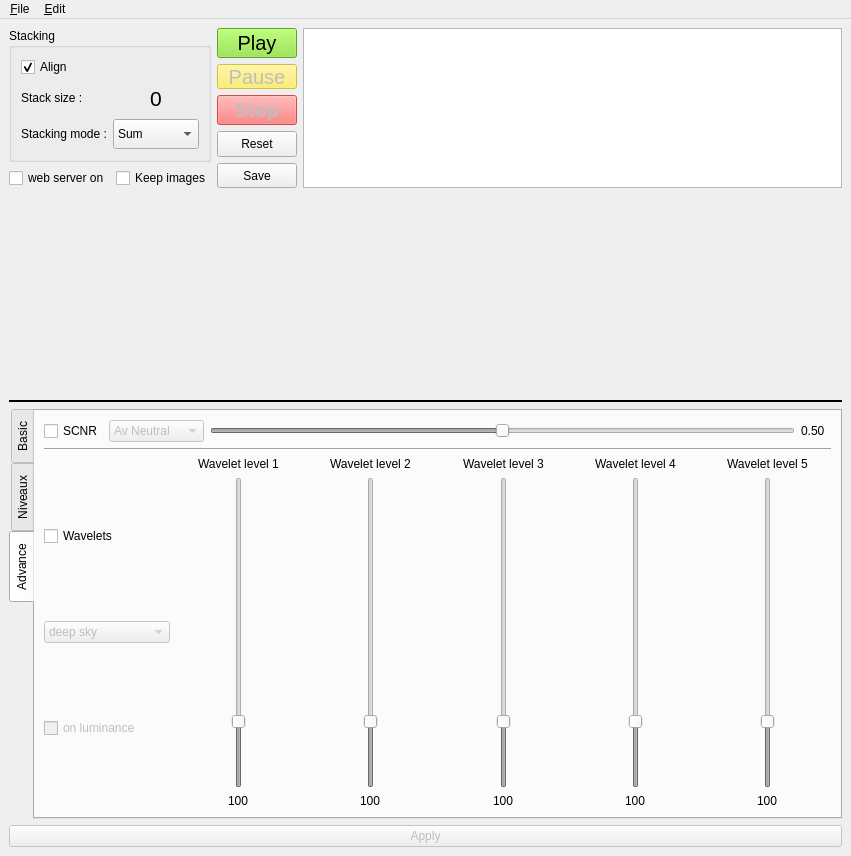
Qt form alsui.ui (gehelem/als) before a commit.
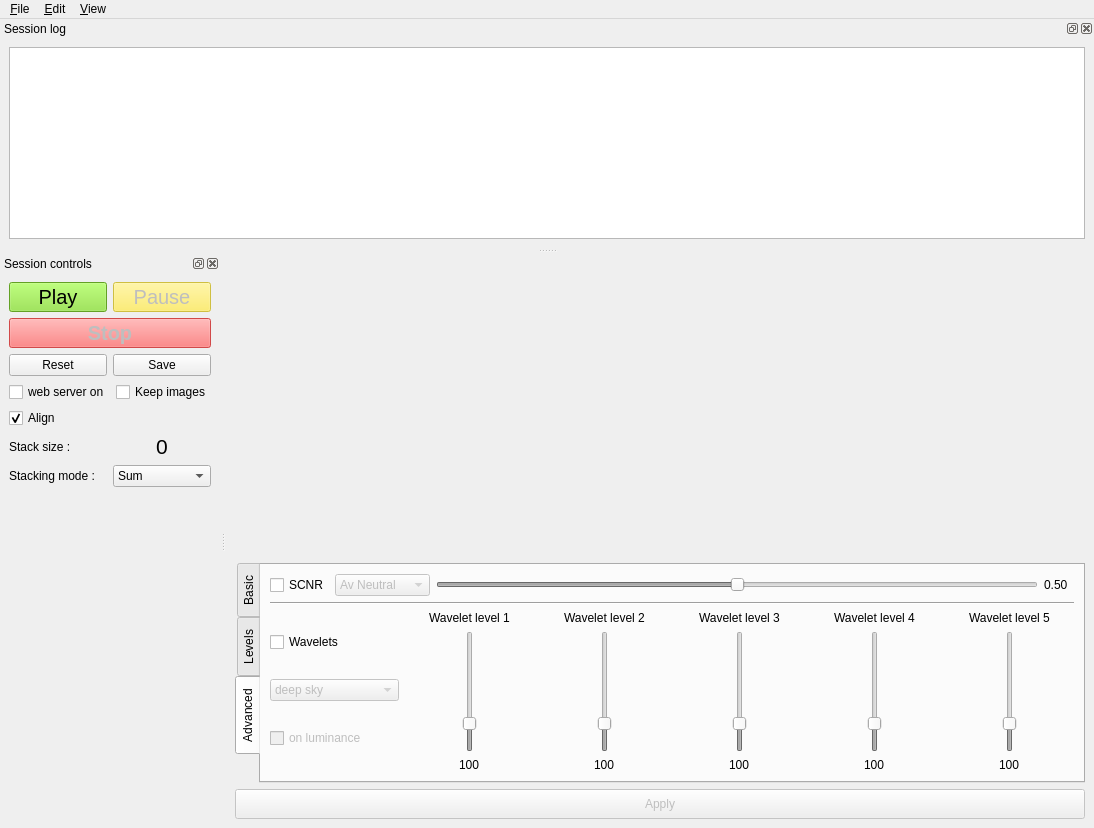
The same form after that commit. The open tabs and pages were chosen to show the change. Icons and pictures are not drawn.

Commit message:
Improve GUI so image is shown bigger
Fixes #34

The edit to the form file:
```diff
--- a/alsui.ui
+++ b/alsui.ui
@@ -6,8 +6,8 @@
    <rect>
     <x>0</x>
     <y>0</y>
-    <width>851</width>
-    <height>856</height>
+    <width>1094</width>
+    <height>828</height>
    </rect>
   </property>
   <property name="minimumSize">
@@ -20,264 +20,9 @@
    <string>Astro Live Stacker</string>
   </property>
   <widget class="QWidget" name="centralwidget">
-   <layout class="QVBoxLayout" name="verticalLayout_13">
-    <item>
-     <layout class="QHBoxLayout" name="horizontalLayout_14">
-      <item>
-       <layout class="QVBoxLayout" name="verticalLayout_12">
-        <item>
-         <widget class="QGroupBox" name="groupBox">
-          <property name="title">
-           <string>Stacking</string>
-          </property>
-          <layout class="QVBoxLayout" name="verticalLayout_11">
-           <item>
-            <widget class="QCheckBox" name="cbAlign">
-             <property name="maximumSize">
-              <size>
-               <width>150</width>
-               <height>20</height>
-              </size>
-             </property>
-             <property name="layoutDirection">
-              <enum>Qt::LeftToRight</enum>
-             </property>
-             <property name="text">
-              <string>Align</string>
-             </property>
-             <property name="checked">
-              <bool>true</bool>
-             </property>
-            </widget>
-           </item>
-           <item>
-            <layout class="QHBoxLayout" name="horizontalLayout_2">
-             <item>
-              <widget class="QLabel" name="label_4">
-               <property name="text">
-                <string>Stack size :</string>
-               </property>
-              </widget>
-             </item>
-             <item>
-              <widget class="QLabel" name="cnt">
-               <property name="maximumSize">
-                <size>
-                 <width>16777215</width>
-                 <height>30</height>
-                </size>
-               </property>
-               <property name="font">
-                <font>
-                 <pointsize>16</pointsize>
-                </font>
-               </property>
-               <property name="text">
-                <string>0</string>
-               </property>
-               <property name="alignment">
-                <set>Qt::AlignCenter</set>
-               </property>
-              </widget>
-             </item>
-            </layout>
-           </item>
-           <item>
-            <layout class="QHBoxLayout" name="horizontalLayout_11">
-             <item>
-              <widget class="QLabel" name="label_10">
-               <property name="text">
-                <string>Stacking mode :</string>
-               </property>
-              </widget>
-             </item>
-             <item>
-              <widget class="QComboBox" name="cmMode">
-               <property name="maximumSize">
-                <size>
-                 <width>16777215</width>
-                 <height>30</height>
-                </size>
-               </property>
-               <item>
-                <property name="text">
-                 <string>Sum</string>
-                </property>
-               </item>
-               <item>
-                <property name="text">
-                 <string>Mean</string>
-                </property>
-               </item>
-              </widget>
-             </item>
-            </layout>
-           </item>
-          </layout>
-         </widget>
-        </item>
-        <item>
-         <layout class="QHBoxLayout" name="horizontalLayout_12">
-          <item>
-           <widget class="QCheckBox" name="cbWww">
-            <property name="enabled">
-             <bool>true</bool>
-            </property>
-            <property name="maximumSize">
-             <size>
-              <width>16777215</width>
-              <height>20</height>
-             </size>
-            </property>
-            <property name="text">
-             <string>web server on</string>
-            </property>
-           </widget>
-          </item>
-          <item>
-           <widget class="QCheckBox" name="cbKeep">
-            <property name="maximumSize">
-             <size>
-              <width>16777215</width>
-              <height>20</height>
-             </size>
-            </property>
-            <property name="text">
-             <string>Keep images</string>
-            </property>
-           </widget>
-          </item>
-         </layout>
-        </item>
-       </layout>
-      </item>
-      <item>
-       <layout class="QHBoxLayout" name="horizontalLayout">
-        <item>
-         <layout class="QVBoxLayout" name="verticalLayout">
-          <item>
-           <widget class="QPushButton" name="pbPlay">
-            <property name="maximumSize">
-             <size>
-              <width>16777215</width>
-              <height>30</height>
-             </size>
-            </property>
-            <property name="font">
-             <font>
-              <pointsize>15</pointsize>
-             </font>
-            </property>
-            <property name="styleSheet">
-             <string notr="true">background-color: rgb(138, 226, 52)</string>
-            </property>
-            <property name="text">
-             <string>Play</string>
-            </property>
-           </widget>
-          </item>
-          <item>
-           <widget class="QPushButton" name="pbPause">
-            <property name="enabled">
-             <bool>false</bool>
-            </property>
-            <property name="maximumSize">
-             <size>
-              <width>16777215</width>
-              <height>25</height>
-             </size>
-            </property>
-            <property name="font">
-             <font>
-              <pointsize>15</pointsize>
-             </font>
-            </property>
-            <property name="styleSheet">
-             <string notr="true">background-color: rgb(252, 233, 79)</string>
-            </property>
-            <property name="text">
-             <string>Pause</string>
-            </property>
-           </widget>
-          </item>
-          <item>
-           <widget class="QPushButton" name="pbStop">
-            <property name="enabled">
-             <bool>false</bool>
-            </property>
-            <property name="maximumSize">
-             <size>
-              <width>16777215</width>
-              <height>30</height>
-             </size>
-            </property>
-            <property name="font">
-             <font>
-              <pointsize>15</pointsize>
-              <weight>75</weight>
-              <bold>true</bold>
-              <underline>false</underline>
-             </font>
-            </property>
-            <property name="toolTip">
-             <string/>
-            </property>
-            <property name="styleSheet">
-             <string notr="true">background-color: rgb(255, 89, 89)</string>
-            </property>
-            <property name="text">
-             <string>Stop</string>
-            </property>
-           </widget>
-          </item>
-          <item>
-           <widget class="QPushButton" name="pbReset">
-            <property name="maximumSize">
-             <size>
-              <width>16777215</width>
-              <height>30</height>
-             </size>
-            </property>
-            <property name="text">
-             <string>Reset</string>
-            </property>
-           </widget>
-          </item>
-          <item>
-           <widget class="QPushButton" name="pbSave">
-            <property name="maximumSize">
-             <size>
-              <width>16777215</width>
-              <height>30</height>
-             </size>
-            </property>
-            <property name="text">
-             <string>Save</string>
-            </property>
-           </widget>
-          </item>
-         </layout>
-        </item>
-        <item>
-         <widget class="QTextBrowser" name="log">
-          <property name="minimumSize">
-           <size>
-            <width>300</width>
-            <height>120</height>
-           </size>
-          </property>
-          <property name="maximumSize">
-           <size>
-            <width>65535</width>
-            <height>160</height>
-           </size>
-          </property>
-         </widget>
-        </item>
-       </layout>
-      </item>
-     </layout>
-    </item>
+   <layout class="QGridLayout" name="gridLayout_3">
+    <item row="0" column="0">
+     <layout class="QVBoxLayout" name="verticalLayout_15">
     <item>
      <widget class="QLabel" name="image_stack">
       <property name="minimumSize">
@@ -300,19 +45,6 @@
       </property>
      </widget>
     </item>
-    <item>
-     <widget class="Line" name="line">
-      <property name="frameShadow">
-       <enum>QFrame::Plain</enum>
-      </property>
-      <property name="lineWidth">
-       <number>2</number>
-      </property>
-      <property name="orientation">
-       <enum>Qt::Horizontal</enum>
-      </property>
-     </widget>
-    </item>
     <item>
      <widget class="QTabWidget" name="postprocess_widget">
       <property name="minimumSize">
@@ -321,6 +53,12 @@
         <height>220</height>
        </size>
       </property>
+        <property name="maximumSize">
+         <size>
+          <width>16777215</width>
+          <height>220</height>
+         </size>
+        </property>
       <property name="tabPosition">
        <enum>QTabWidget::West</enum>
       </property>
@@ -467,7 +205,7 @@
       </widget>
       <widget class="QWidget" name="Niveaux">
        <attribute name="title">
-        <string>Niveaux</string>
+          <string>Levels</string>
        </attribute>
        <layout class="QHBoxLayout" name="horizontalLayout_10">
         <item>
@@ -849,7 +587,7 @@
       </widget>
       <widget class="QWidget" name="Advance">
        <attribute name="title">
-        <string>Advance</string>
+          <string>Advanced</string>
        </attribute>
        <layout class="QVBoxLayout" name="verticalLayout_6">
         <item>
@@ -1198,13 +936,15 @@
      </widget>
     </item>
    </layout>
+    </item>
+   </layout>
   </widget>
   <widget class="QMenuBar" name="menuBar">
    <property name="geometry">
     <rect>
      <x>0</x>
      <y>0</y>
-     <width>851</width>
+     <width>1094</width>
      <height>25</height>
     </rect>
    </property>
@@ -1220,8 +960,313 @@
     </property>
     <addaction name="action_prefs"/>
    </widget>
+   <widget class="QMenu" name="menuView">
+    <property name="title">
+     <string>&amp;View</string>
+    </property>
+    <addaction name="action_show_session_controls"/>
+    <addaction name="action_show_session_log"/>
+   </widget>
    <addaction name="menu_File"/>
    <addaction name="menu_Edit"/>
+   <addaction name="menuView"/>
+  </widget>
+  <widget class="QDockWidget" name="session_dock">
+   <property name="windowTitle">
+    <string>Session controls</string>
+   </property>
+   <attribute name="dockWidgetArea">
+    <number>1</number>
+   </attribute>
+   <widget class="QWidget" name="dockWidgetContents">
+    <layout class="QVBoxLayout" name="verticalLayout_11">
+     <item>
+      <layout class="QVBoxLayout" name="verticalLayout">
+       <item>
+        <layout class="QHBoxLayout" name="horizontalLayout">
+         <item>
+          <widget class="QPushButton" name="pbPlay">
+           <property name="maximumSize">
+            <size>
+             <width>16777215</width>
+             <height>30</height>
+            </size>
+           </property>
+           <property name="font">
+            <font>
+             <pointsize>15</pointsize>
+            </font>
+           </property>
+           <property name="styleSheet">
+            <string notr="true">background-color: rgb(138, 226, 52)</string>
+           </property>
+           <property name="text">
+            <string>Play</string>
+           </property>
+          </widget>
+         </item>
+         <item>
+          <widget class="QPushButton" name="pbPause">
+           <property name="enabled">
+            <bool>false</bool>
+           </property>
+           <property name="maximumSize">
+            <size>
+             <width>16777215</width>
+             <height>30</height>
+            </size>
+           </property>
+           <property name="font">
+            <font>
+             <pointsize>15</pointsize>
+            </font>
+           </property>
+           <property name="styleSheet">
+            <string notr="true">background-color: rgb(252, 233, 79)</string>
+           </property>
+           <property name="text">
+            <string>Pause</string>
+           </property>
+          </widget>
+         </item>
+        </layout>
+       </item>
+       <item>
+        <layout class="QHBoxLayout" name="horizontalLayout_14">
+         <item>
+          <widget class="QPushButton" name="pbStop">
+           <property name="enabled">
+            <bool>false</bool>
+           </property>
+           <property name="maximumSize">
+            <size>
+             <width>16777215</width>
+             <height>30</height>
+            </size>
+           </property>
+           <property name="font">
+            <font>
+             <pointsize>15</pointsize>
+             <weight>75</weight>
+             <bold>true</bold>
+             <underline>false</underline>
+            </font>
+           </property>
+           <property name="toolTip">
+            <string/>
+           </property>
+           <property name="styleSheet">
+            <string notr="true">background-color: rgb(255, 89, 89)</string>
+           </property>
+           <property name="text">
+            <string>Stop</string>
+           </property>
+          </widget>
+         </item>
+        </layout>
+       </item>
+       <item>
+        <layout class="QHBoxLayout" name="horizontalLayout_16">
+         <item>
+          <widget class="QPushButton" name="pbReset">
+           <property name="maximumSize">
+            <size>
+             <width>16777215</width>
+             <height>30</height>
+            </size>
+           </property>
+           <property name="text">
+            <string>Reset</string>
+           </property>
+          </widget>
+         </item>
+         <item>
+          <widget class="QPushButton" name="pbSave">
+           <property name="maximumSize">
+            <size>
+             <width>16777215</width>
+             <height>30</height>
+            </size>
+           </property>
+           <property name="text">
+            <string>Save</string>
+           </property>
+          </widget>
+         </item>
+        </layout>
+       </item>
+      </layout>
+     </item>
+     <item>
+      <layout class="QHBoxLayout" name="horizontalLayout_12">
+       <item>
+        <widget class="QCheckBox" name="cbWww">
+         <property name="enabled">
+          <bool>true</bool>
+         </property>
+         <property name="maximumSize">
+          <size>
+           <width>16777215</width>
+           <height>20</height>
+          </size>
+         </property>
+         <property name="text">
+          <string>web server on</string>
+         </property>
+        </widget>
+       </item>
+       <item>
+        <widget class="QCheckBox" name="cbKeep">
+         <property name="maximumSize">
+          <size>
+           <width>16777215</width>
+           <height>20</height>
+          </size>
+         </property>
+         <property name="text">
+          <string>Keep images</string>
+         </property>
+        </widget>
+       </item>
+      </layout>
+     </item>
+     <item>
+      <widget class="QCheckBox" name="cbAlign">
+       <property name="maximumSize">
+        <size>
+         <width>150</width>
+         <height>20</height>
+        </size>
+       </property>
+       <property name="layoutDirection">
+        <enum>Qt::LeftToRight</enum>
+       </property>
+       <property name="text">
+        <string>Align</string>
+       </property>
+       <property name="checked">
+        <bool>true</bool>
+       </property>
+      </widget>
+     </item>
+     <item>
+      <layout class="QHBoxLayout" name="horizontalLayout_2">
+       <item>
+        <widget class="QLabel" name="label_4">
+         <property name="text">
+          <string>Stack size :</string>
+         </property>
+        </widget>
+       </item>
+       <item>
+        <widget class="QLabel" name="cnt">
+         <property name="maximumSize">
+          <size>
+           <width>16777215</width>
+           <height>30</height>
+          </size>
+         </property>
+         <property name="font">
+          <font>
+           <pointsize>16</pointsize>
+          </font>
+         </property>
+         <property name="text">
+          <string>0</string>
+         </property>
+         <property name="alignment">
+          <set>Qt::AlignCenter</set>
+         </property>
+        </widget>
+       </item>
+      </layout>
+     </item>
+     <item>
+      <layout class="QHBoxLayout" name="horizontalLayout_11">
+       <item>
+        <widget class="QLabel" name="label_10">
+         <property name="text">
+          <string>Stacking mode :</string>
+         </property>
+        </widget>
+       </item>
+       <item>
+        <widget class="QComboBox" name="cmMode">
+         <property name="maximumSize">
+          <size>
+           <width>16777215</width>
+           <height>30</height>
+          </size>
+         </property>
+         <item>
+          <property name="text">
+           <string>Sum</string>
+          </property>
+         </item>
+         <item>
+          <property name="text">
+           <string>Mean</string>
+          </property>
+         </item>
+        </widget>
+       </item>
+      </layout>
+     </item>
+     <item>
+      <spacer name="verticalSpacer">
+       <property name="orientation">
+        <enum>Qt::Vertical</enum>
+       </property>
+       <property name="sizeHint" stdset="0">
+        <size>
+         <width>20</width>
+         <height>40</height>
+        </size>
+       </property>
+      </spacer>
+     </item>
+    </layout>
+   </widget>
+  </widget>
+  <widget class="QDockWidget" name="log_dock">
+   <property name="sizePolicy">
+    <sizepolicy hsizetype="Preferred" vsizetype="MinimumExpanding">
+     <horstretch>0</horstretch>
+     <verstretch>0</verstretch>
+    </sizepolicy>
+   </property>
+   <property name="baseSize">
+    <size>
+     <width>0</width>
+     <height>0</height>
+    </size>
+   </property>
+   <property name="windowTitle">
+    <string>Session log</string>
+   </property>
+   <attribute name="dockWidgetArea">
+    <number>4</number>
+   </attribute>
+   <widget class="QWidget" name="dockWidgetContents_2">
+    <layout class="QVBoxLayout" name="verticalLayout_14">
+     <item>
+      <widget class="QTextBrowser" name="log">
+       <property name="minimumSize">
+        <size>
+         <width>300</width>
+         <height>80</height>
+        </size>
+       </property>
+       <property name="maximumSize">
+        <size>
+         <width>65535</width>
+         <height>65535</height>
+        </size>
+       </property>
+      </widget>
+     </item>
+    </layout>
+   </widget>
   </widget>
   <action name="actionQuit">
    <property name="text">
```
Left out of the diff: 238 changed lines with no effect on the pictures. Lines whose indentation alone changed are shown as unchanged. The commit also changes 2 other files.
